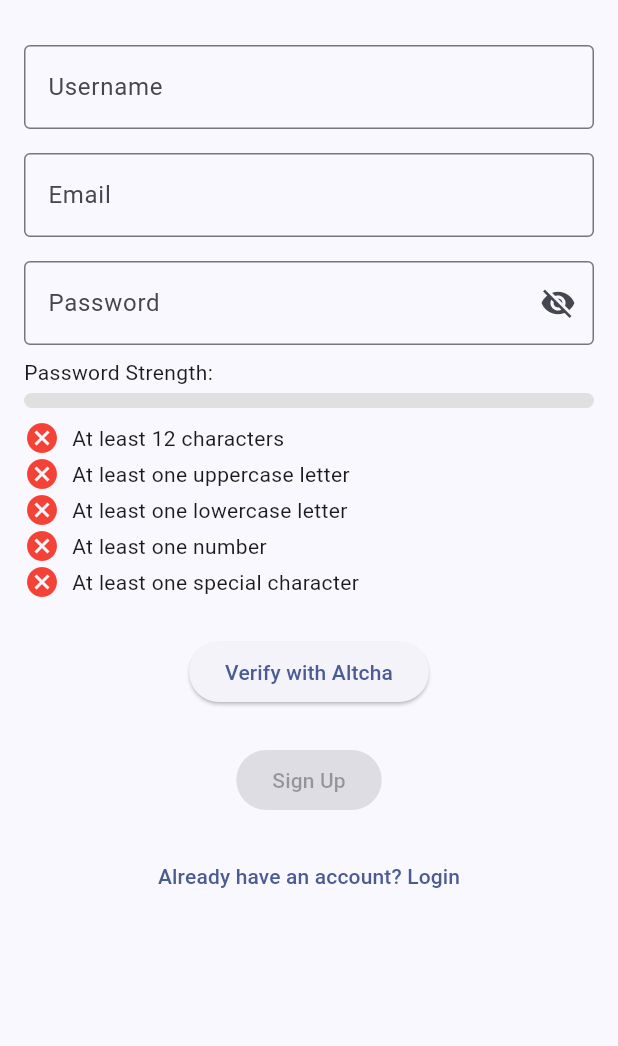
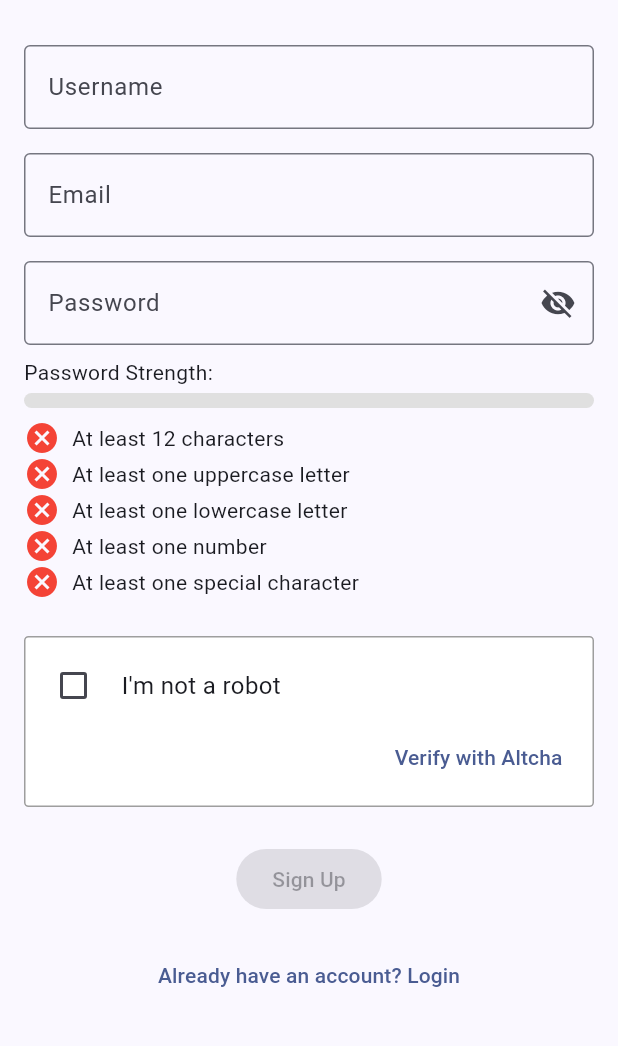
Before and after one commit to trebeljahr/wherearemyfriends.info, a Flutter app: the SignupPage screen opened directly, on a phone screen of 412 x 824 dp, the part 63-1109 px from its top. Run offline on Flutter 3.47's test engine with Material 3 defaults, Android fonts, the light colour scheme and no system bars; our stand-ins replace font_awesome_flutter; missing offline and left inert: maplibre_gl.

Commit message:
add better looking altcha widget

```diff
--- a/app/lib/widgets/altcha.dart
+++ b/app/lib/widgets/altcha.dart
@@ -1,7 +1,6 @@
 import 'package:flutter/material.dart';
 import 'package:http/http.dart' as http;
 import 'dart:convert';
-import 'dart:typed_data';
 import 'package:crypto/crypto.dart';
 
 class AltchaWidget extends StatefulWidget {
@@ -21,6 +20,7 @@
 class _AltchaWidgetState extends State<AltchaWidget> {
   bool _isLoading = false;
   String _errorMessage = '';
+  bool _isSolved = false;
 
   Future<void> _fetchChallenge() async {
     setState(() {
@@ -42,9 +42,6 @@
 
         final resolvedValue =
             await _solveChallenge(challenge, salt, algorithm, maxNumber);
-
-        print('resolvedValue $resolvedValue');
-
         if (resolvedValue != null) {
           final payload = {
             "algorithm": algorithm,
@@ -54,15 +51,12 @@
             "signature": responseData['signature'],
             "took": resolvedValue['took'],
           };
-
-          print('payload $payload');
-
           final encodedPayload =
               base64.encode(utf8.encode(json.encode(payload)));
-
-          print('encodedPayload $encodedPayload');
-
           widget.onChallengeSolved(encodedPayload);
+          setState(() {
+            _isSolved = true;
+          });
         } else {
           setState(() {
             _errorMessage = 'Failed to solve the challenge. Please try again.';
@@ -121,24 +115,63 @@
 
   @override
   Widget build(BuildContext context) {
-    return Column(
+    return Container(
+      decoration: BoxDecoration(
+        border: Border.all(
+          color: _isSolved ? Colors.green : Colors.grey,
+          width: 1.0,
+        ),
+        borderRadius: BorderRadius.circular(3.0),
+        color: Colors.white,
+      ),
+      padding: const EdgeInsets.all(8.0),
+      child: Column(
+        crossAxisAlignment: CrossAxisAlignment.start,
         children: [
+          Row(
+            children: [
+              if (_isLoading)
+                const SizedBox(
+                  width: 24,
+                  height: 24,
+                  child: CircularProgressIndicator(strokeWidth: 2.0),
+                )
+              else if (_isSolved)
+                const Icon(
+                  Icons.check_circle,
+                  color: Colors.green,
+                  size: 24,
+                )
+              else
+                Checkbox(
+                  value: _isSolved,
+                  onChanged: (value) => _fetchChallenge(),
+                ),
+              const SizedBox(width: 8.0),
+              const Text(
+                "I'm not a robot",
+                style: TextStyle(fontSize: 16.0),
+              ),
+            ],
+          ),
           if (_errorMessage.isNotEmpty)
             Padding(
-            padding: const EdgeInsets.only(bottom: 8.0),
+              padding: const EdgeInsets.only(top: 8.0),
               child: Text(
                 _errorMessage,
                 style: const TextStyle(color: Colors.red),
               ),
             ),
-        if (_isLoading)
-          const CircularProgressIndicator()
-        else
-          ElevatedButton(
+          if (!_isLoading && !_isSolved)
+            Align(
+              alignment: Alignment.centerRight,
+              child: TextButton(
                 onPressed: _fetchChallenge,
                 child: const Text('Verify with Altcha'),
               ),
+            ),
         ],
+      ),
     );
   }
 }
--- a/app/pubspec.yaml
+++ b/app/pubspec.yaml
@@ -35,6 +35,7 @@
 
   font_awesome_flutter: ^10.7.0
   http: ^1.2.2
+  crypto: ^3.0.6
 
 dev_dependencies:
   flutter_test:
```
Also changed, not shown: app/pubspec.lock. Lines whose indentation alone changed are shown as unchanged.
